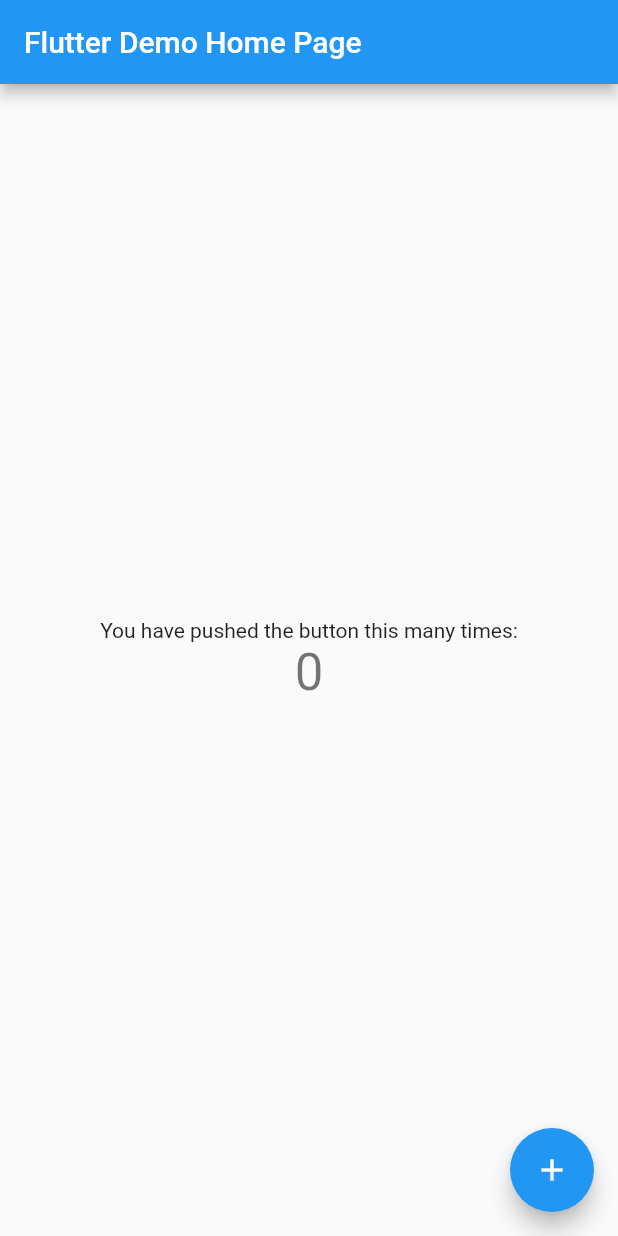
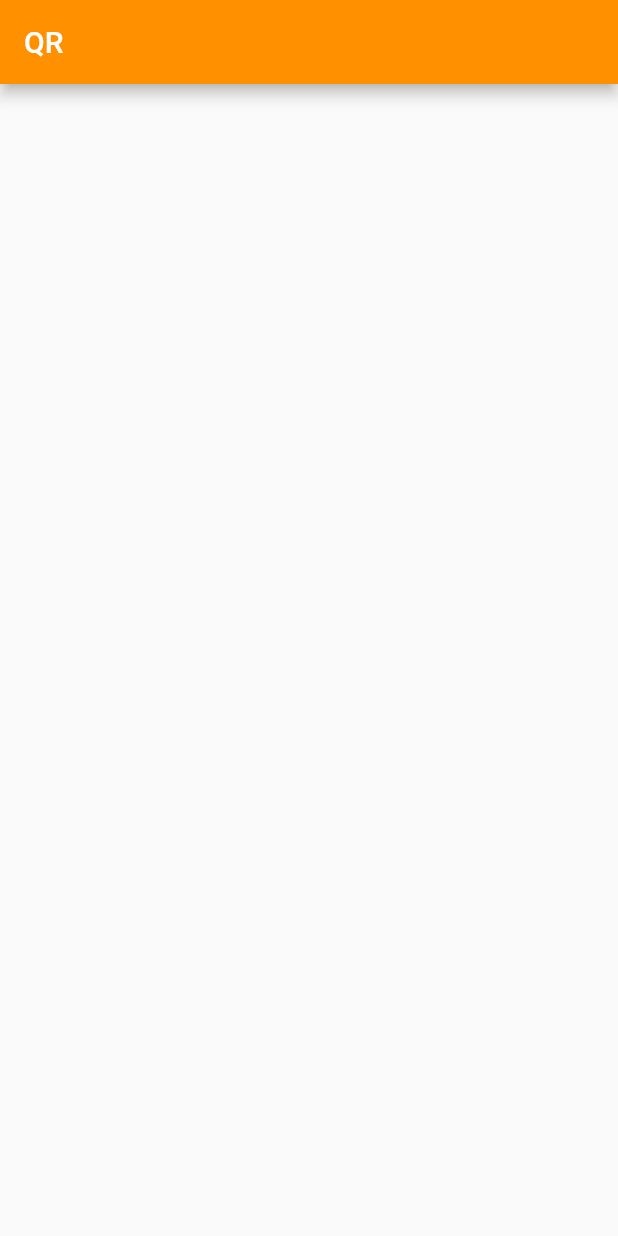
Before and after one commit to Hectorc70/app_qr, a Flutter app: the screen it shows after launch, on a phone screen of 412 x 824 dp. Run offline on Flutter 3.47's test engine with Material 2 defaults, Android fonts, the phone set to English and light mode, and no system bars.

```diff
--- a/lib/main.dart
+++ b/lib/main.dart
@@ -1,117 +1,19 @@
 import 'package:flutter/material.dart';
 
-void main() {
-  runApp(MyApp());
-}
+import 'package:app_qr/src/pages/home_page.dart';
+
+
+void main() => runApp(MyApp());
 
 class MyApp extends StatelessWidget {
-  // This widget is the root of your application.
   @override
   Widget build(BuildContext context) {
     return MaterialApp(
-      title: 'Flutter Demo',
-      theme: ThemeData(
-        // This is the theme of your application.
-        //
-        // Try running your application with "flutter run". You'll see the
-        // application has a blue toolbar. Then, without quitting the app, try
-        // changing the primarySwatch below to Colors.green and then invoke
-        // "hot reload" (press "r" in the console where you ran "flutter run",
-        // or simply save your changes to "hot reload" in a Flutter IDE).
-        // Notice that the counter didn't reset back to zero; the application
-        // is not restarted.
-        primarySwatch: Colors.blue,
-        // This makes the visual density adapt to the platform that you run
-        // the app on. For desktop platforms, the controls will be smaller and
-        // closer together (more dense) than on mobile platforms.
-        visualDensity: VisualDensity.adaptivePlatformDensity,
-      ),
-      home: MyHomePage(title: 'Flutter Demo Home Page'),
+      title: 'Componentes APP',
+      debugShowCheckedModeBanner: false,
+      home: Center(
+        child: HomePage(),
+        ),
     );
   }
 }
-
-class MyHomePage extends StatefulWidget {
-  MyHomePage({Key key, this.title}) : super(key: key);
-
-  // This widget is the home page of your application. It is stateful, meaning
-  // that it has a State object (defined below) that contains fields that affect
-  // how it looks.
-
-  // This class is the configuration for the state. It holds the values (in this
-  // case the title) provided by the parent (in this case the App widget) and
-  // used by the build method of the State. Fields in a Widget subclass are
-  // always marked "final".
-
-  final String title;
-
-  @override
-  _MyHomePageState createState() => _MyHomePageState();
-}
-
-class _MyHomePageState extends State<MyHomePage> {
-  int _counter = 0;
-
-  void _incrementCounter() {
-    setState(() {
-      // This call to setState tells the Flutter framework that something has
-      // changed in this State, which causes it to rerun the build method below
-      // so that the display can reflect the updated values. If we changed
-      // _counter without calling setState(), then the build method would not be
-      // called again, and so nothing would appear to happen.
-      _counter++;
-    });
-  }
-
-  @override
-  Widget build(BuildContext context) {
-    // This method is rerun every time setState is called, for instance as done
-    // by the _incrementCounter method above.
-    //
-    // The Flutter framework has been optimized to make rerunning build methods
-    // fast, so that you can just rebuild anything that needs updating rather
-    // than having to individually change instances of widgets.
-    return Scaffold(
-      appBar: AppBar(
-        // Here we take the value from the MyHomePage object that was created by
-        // the App.build method, and use it to set our appbar title.
-        title: Text(widget.title),
-      ),
-      body: Center(
-        // Center is a layout widget. It takes a single child and positions it
-        // in the middle of the parent.
-        child: Column(
-          // Column is also a layout widget. It takes a list of children and
-          // arranges them vertically. By default, it sizes itself to fit its
-          // children horizontally, and tries to be as tall as its parent.
-          //
-          // Invoke "debug painting" (press "p" in the console, choose the
-          // "Toggle Debug Paint" action from the Flutter Inspector in Android
-          // Studio, or the "Toggle Debug Paint" command in Visual Studio Code)
-          // to see the wireframe for each widget.
-          //
-          // Column has various properties to control how it sizes itself and
-          // how it positions its children. Here we use mainAxisAlignment to
-          // center the children vertically; the main axis here is the vertical
-          // axis because Columns are vertical (the cross axis would be
-          // horizontal).
-          mainAxisAlignment: MainAxisAlignment.center,
-          children: <Widget>[
-            Text(
-              'You have pushed the button this many times:',
-            ),
-            Text(
-              '$_counter',
-              style: Theme.of(context).textTheme.headline4,
-            ),
-          ],
-        ),
-      ),
-      floatingActionButton: FloatingActionButton(
-        onPressed: _incrementCounter,
-        tooltip: 'Increment',
-        child: Icon(Icons.add),
-      ), // This trailing comma makes auto-formatting nicer for build methods.
-    );
-  }
-}
--- /dev/null
+++ b/lib/src/pages/home_page.dart
@@ -0,0 +1,15 @@
+import 'package:flutter/material.dart';
+
+class HomePage extends StatelessWidget {
+  @override
+  Widget build(BuildContext context) {
+    return Scaffold(
+      appBar: AppBar(
+        title: Text('QR'),
+        backgroundColor: Color(0xFFFF9000),
+      ),
+
+
+    );
+  }
+}
--- a/pubspec.yaml
+++ b/pubspec.yaml
@@ -23,11 +23,12 @@ environment:
 dependencies:
   flutter:
     sdk: flutter
-
+  barcode_scan: any
 
   # The following adds the Cupertino Icons font to your application.
   # Use with the CupertinoIcons class for iOS style icons.
-  cupertino_icons: ^1.0.0
+cupertino_icons: ^1.0.0
+
 
 dev_dependencies:
   flutter_test:
```
Also changed, not shown: pubspec.lock, 3 other files.
